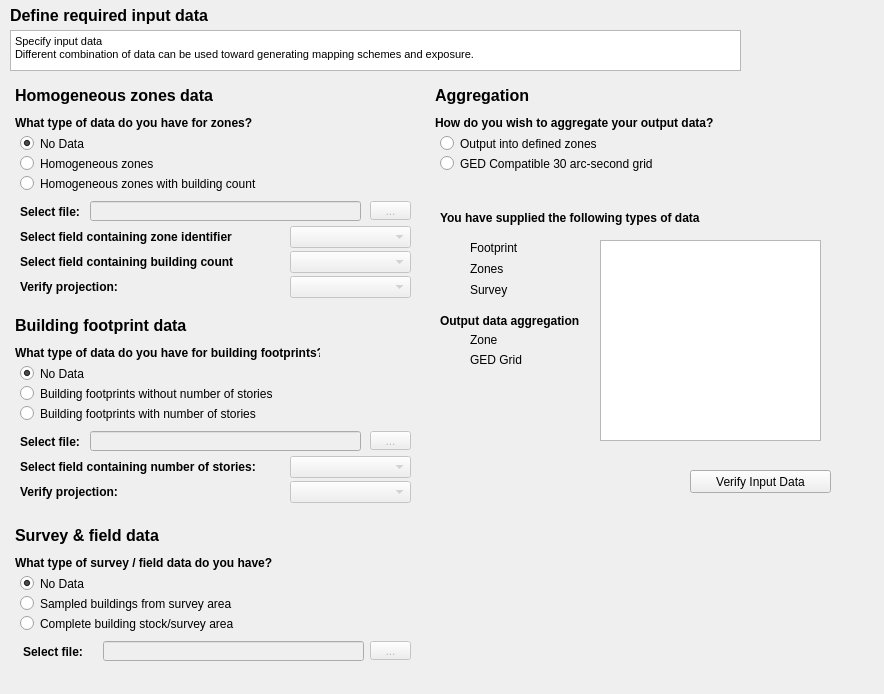
gem/sidd, file qt/wdg_data.ui: the form before one commit.
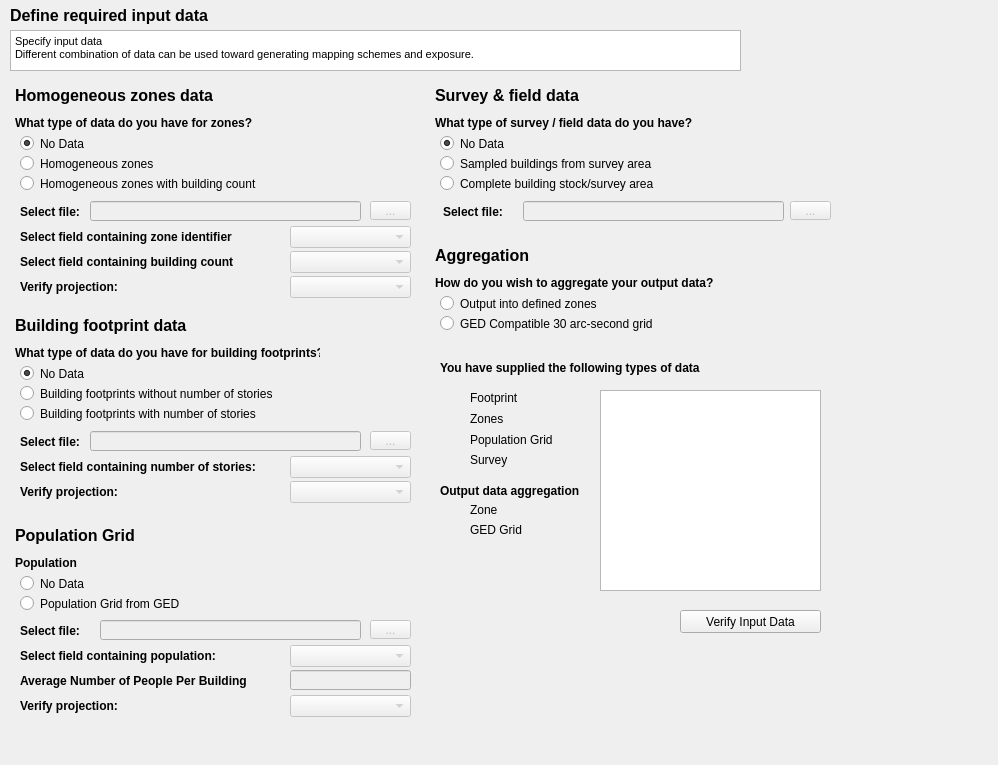
The form after the commit. Icons and pictures are not drawn.

Commit message: added features - allow user to define avgSize and UnitCost to mapping scheme   - updated classes Statistics and StatisticNode   - new dialog for user input   - new ms_leaves_table class to display leaves   - updated exposure generation code - create exposure from population grids   - updated data input widget and wizard widget   - updated project   - updated preview

What changed in the file:
```diff
--- a/qt/wdg_data.ui
+++ b/qt/wdg_data.ui
@@ -6,18 +6,21 @@
    <rect>
     <x>0</x>
     <y>0</y>
-    <width>884</width>
-    <height>694</height>
+    <width>998</width>
+    <height>765</height>
    </rect>
   </property>
   <property name="windowTitle">
    <string>Form</string>
   </property>
+  <property name="styleSheet">
+   <string notr="true"/>
+  </property>
   <widget class="QWidget" name="widgetSurvey" native="true">
    <property name="geometry">
     <rect>
-     <x>10</x>
-     <y>520</y>
+     <x>430</x>
+     <y>80</y>
      <width>411</width>
      <height>161</height>
     </rect>
@@ -184,9 +187,9 @@
    <property name="geometry">
     <rect>
      <x>430</x>
-     <y>200</y>
-     <width>401</width>
-     <height>341</height>
+     <y>350</y>
+     <width>411</width>
+     <height>351</height>
     </rect>
    </property>
    <widget class="QLabel" name="lb_verify_title">
@@ -251,7 +254,7 @@
     <property name="geometry">
      <rect>
       <x>40</x>
-      <y>80</y>
+      <y>100</y>
       <width>111</width>
       <height>20</height>
      </rect>
@@ -277,7 +280,7 @@
     <property name="geometry">
      <rect>
       <x>10</x>
-      <y>80</y>
+      <y>100</y>
       <width>21</width>
       <height>21</height>
      </rect>
@@ -290,7 +293,7 @@
     <property name="geometry">
      <rect>
       <x>10</x>
-      <y>113</y>
+      <y>133</y>
       <width>161</width>
       <height>16</height>
      </rect>
@@ -309,7 +312,7 @@
     <property name="geometry">
      <rect>
       <x>10</x>
-      <y>150</y>
+      <y>170</y>
       <width>21</width>
       <height>21</height>
      </rect>
@@ -322,7 +325,7 @@
     <property name="geometry">
      <rect>
       <x>10</x>
-      <y>130</y>
+      <y>150</y>
       <width>21</width>
       <height>21</height>
      </rect>
@@ -335,7 +338,7 @@
     <property name="geometry">
      <rect>
       <x>40</x>
-      <y>130</y>
+      <y>150</y>
       <width>131</width>
       <height>20</height>
      </rect>
@@ -348,7 +351,7 @@
     <property name="geometry">
      <rect>
       <x>40</x>
-      <y>150</y>
+      <y>170</y>
       <width>131</width>
       <height>20</height>
      </rect>
@@ -380,8 +383,8 @@
     </property>
     <property name="geometry">
      <rect>
-      <x>260</x>
-      <y>270</y>
+      <x>250</x>
+      <y>260</y>
       <width>141</width>
       <height>23</height>
      </rect>
@@ -393,13 +396,39 @@
      <string>Verify Input Data</string>
     </property>
    </widget>
+   <widget class="QLabel" name="img_lb_verify_pop">
+    <property name="geometry">
+     <rect>
+      <x>10</x>
+      <y>80</y>
+      <width>16</width>
+      <height>21</height>
+     </rect>
+    </property>
+    <property name="text">
+     <string/>
+    </property>
+   </widget>
+   <widget class="QLabel" name="lb_verify_pop">
+    <property name="geometry">
+     <rect>
+      <x>40</x>
+      <y>80</y>
+      <width>111</width>
+      <height>20</height>
+     </rect>
+    </property>
+    <property name="text">
+     <string>Population Grid</string>
+    </property>
+   </widget>
   </widget>
   <widget class="QWidget" name="widgetAggr" native="true">
    <property name="geometry">
     <rect>
      <x>430</x>
-     <y>80</y>
-     <width>401</width>
+     <y>240</y>
+     <width>411</width>
      <height>111</height>
     </rect>
    </property>
@@ -471,8 +500,8 @@
    <widget class="QLabel" name="img_lb_aggr_desc_help">
     <property name="geometry">
      <rect>
-      <x>130</x>
-      <y>5</y>
+      <x>150</x>
+      <y>0</y>
       <width>16</width>
       <height>21</height>
      </rect>
@@ -712,7 +741,7 @@
     <rect>
      <x>0</x>
      <y>0</y>
-     <width>831</width>
+     <width>741</width>
      <height>81</height>
     </rect>
    </property>
@@ -1011,6 +1040,275 @@
     </property>
    </widget>
   </widget>
+  <widget class="QLabel" name="lb_gem_logo">
+   <property name="geometry">
+    <rect>
+     <x>760</x>
+     <y>0</y>
+     <width>121</width>
+     <height>61</height>
+    </rect>
+   </property>
+   <property name="text">
+    <string/>
+   </property>
+   <property name="pixmap">
+    <pixmap resource="resources/SIDDResource.qrc">:/imgs/gem_logo_120X60.png</pixmap>
+   </property>
+   <property name="scaledContents">
+    <bool>true</bool>
+   </property>
+  </widget>
+  <widget class="QWidget" name="widgetPop" native="true">
+   <property name="geometry">
+    <rect>
+     <x>10</x>
+     <y>520</y>
+     <width>411</width>
+     <height>211</height>
+    </rect>
+   </property>
+   <widget class="QRadioButton" name="radio_pop_grid">
+    <property name="geometry">
+     <rect>
+      <x>10</x>
+      <y>75</y>
+      <width>381</width>
+      <height>17</height>
+     </rect>
+    </property>
+    <property name="text">
+     <string>Population Grid from GED</string>
+    </property>
+   </widget>
+   <widget class="QLabel" name="lb_pop_desc">
+    <property name="geometry">
+     <rect>
+      <x>5</x>
+      <y>35</y>
+      <width>281</width>
+      <height>16</height>
+     </rect>
+    </property>
+    <property name="font">
+     <font>
+      <weight>75</weight>
+      <bold>true</bold>
+     </font>
+    </property>
+    <property name="text">
+     <string>Population </string>
+    </property>
+   </widget>
+   <widget class="QLabel" name="lb_pop_title">
+    <property name="geometry">
+     <rect>
+      <x>5</x>
+      <y>0</y>
+      <width>331</width>
+      <height>31</height>
+     </rect>
+    </property>
+    <property name="font">
+     <font>
+      <pointsize>12</pointsize>
+      <weight>75</weight>
+      <bold>true</bold>
+     </font>
+    </property>
+    <property name="text">
+     <string>Population Grid</string>
+    </property>
+   </widget>
+   <widget class="QRadioButton" name="radio_pop_no_data">
+    <property name="geometry">
+     <rect>
+      <x>10</x>
+      <y>55</y>
+      <width>381</width>
+      <height>17</height>
+     </rect>
+    </property>
+    <property name="text">
+     <string>No Data</string>
+    </property>
+   </widget>
+   <widget class="QLabel" name="img_lb_pop_desc_help">
+    <property name="geometry">
+     <rect>
+      <x>170</x>
+      <y>0</y>
+      <width>16</width>
+      <height>21</height>
+     </rect>
+    </property>
+    <property name="text">
+     <string/>
+    </property>
+    <property name="pixmap">
+     <pixmap resource="resources/SIDDResource.qrc">:/imgs/icons/help.png</pixmap>
+    </property>
+   </widget>
+   <widget class="QToolButton" name="btn_pop_select_file">
+    <property name="enabled">
+     <bool>false</bool>
+    </property>
+    <property name="geometry">
+     <rect>
+      <x>360</x>
+      <y>100</y>
+      <width>41</width>
+      <height>19</height>
+     </rect>
+    </property>
+    <property name="cursor">
+     <cursorShape>ArrowCursor</cursorShape>
+    </property>
+    <property name="text">
+     <string>...</string>
+    </property>
+   </widget>
+   <widget class="QLineEdit" name="txt_pop_select_file">
+    <property name="enabled">
+     <bool>false</bool>
+    </property>
+    <property name="geometry">
+     <rect>
+      <x>90</x>
+      <y>100</y>
+      <width>261</width>
+      <height>20</height>
+     </rect>
+    </property>
+   </widget>
+   <widget class="QLabel" name="lb_pop_select_file">
+    <property name="geometry">
+     <rect>
+      <x>10</x>
+      <y>100</y>
+      <width>71</width>
+      <height>21</height>
+     </rect>
+    </property>
+    <property name="font">
+     <font>
+      <weight>75</weight>
+      <bold>true</bold>
+     </font>
+    </property>
+    <property name="text">
+     <string>Select file:</string>
+    </property>
+   </widget>
+   <widget class="QLabel" name="lb_pop_pop_field">
+    <property name="geometry">
+     <rect>
+      <x>10</x>
+      <y>125</y>
+      <width>241</width>
+      <height>21</height>
+     </rect>
+    </property>
+    <property name="font">
+     <font>
+      <weight>75</weight>
+      <bold>true</bold>
+     </font>
+    </property>
+    <property name="text">
+     <string>Select field containing population:</string>
+    </property>
+   </widget>
+   <widget class="QComboBox" name="cb_pop_pop_field">
+    <property name="enabled">
+     <bool>false</bool>
+    </property>
+    <property name="geometry">
+     <rect>
+      <x>280</x>
+      <y>125</y>
+      <width>121</width>
+      <height>22</height>
+     </rect>
+    </property>
+   </widget>
+   <widget class="QComboBox" name="cb_pop_proj">
+    <property name="enabled">
+     <bool>false</bool>
+    </property>
+    <property name="geometry">
+     <rect>
+      <x>280</x>
+      <y>175</y>
+      <width>121</width>
+      <height>22</height>
+     </rect>
+    </property>
+   </widget>
+   <widget class="QLabel" name="lb_pop_proj">
+    <property name="geometry">
+     <rect>
+      <x>10</x>
+      <y>175</y>
+      <width>151</width>
+      <height>21</height>
+     </rect>
+    </property>
+    <property name="font">
+     <font>
+      <weight>75</weight>
+      <bold>true</bold>
+     </font>
+    </property>
+    <property name="text">
+     <string>Verify projection:</string>
+    </property>
+   </widget>
+   <widget class="QLabel" name="lb_pop_bldg_ratio">
+    <property name="geometry">
+     <rect>
+      <x>10</x>
+      <y>150</y>
+      <width>251</width>
+      <height>21</height>
+     </rect>
+    </property>
+    <property name="font">
+     <font>
+      <weight>75</weight>
+      <bold>true</bold>
+     </font>
+    </property>
+    <property name="text">
+     <string>Average Number of People Per Building</string>
+    </property>
+   </widget>
+   <widget class="QLineEdit" name="txt_pop_bldg_ratio">
+    <property name="enabled">
+     <bool>false</bool>
+    </property>
+    <property name="geometry">
+     <rect>
+      <x>280</x>
+      <y>150</y>
+      <width>121</width>
+      <height>20</height>
+     </rect>
+    </property>
+    <property name="alignment">
+     <set>Qt::AlignRight|Qt::AlignTrailing|Qt::AlignVCenter</set>
+    </property>
+   </widget>
+  </widget>
+  <zorder>widgetSurvey</zorder>
+  <zorder>widgetResult</zorder>
+  <zorder>widgetAggr</zorder>
+  <zorder>widgetFootprint</zorder>
+  <zorder>widgetTitle</zorder>
+  <zorder>widgetZones</zorder>
+  <zorder>lb_gem_logo</zorder>
+  <zorder>widgetPop</zorder>
+  <zorder>lb_pop_title</zorder>
  </widget>
  <tabstops>
   <tabstop>radio_fp_no_data</tabstop>
```
The commit also changes 54 other files.
